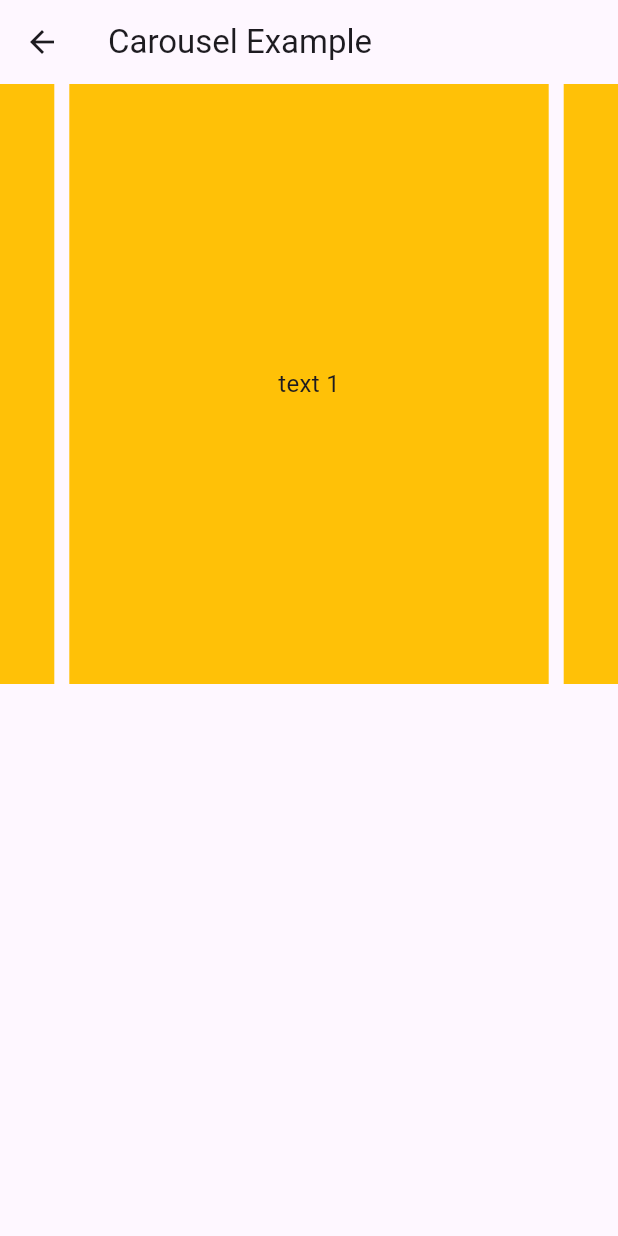
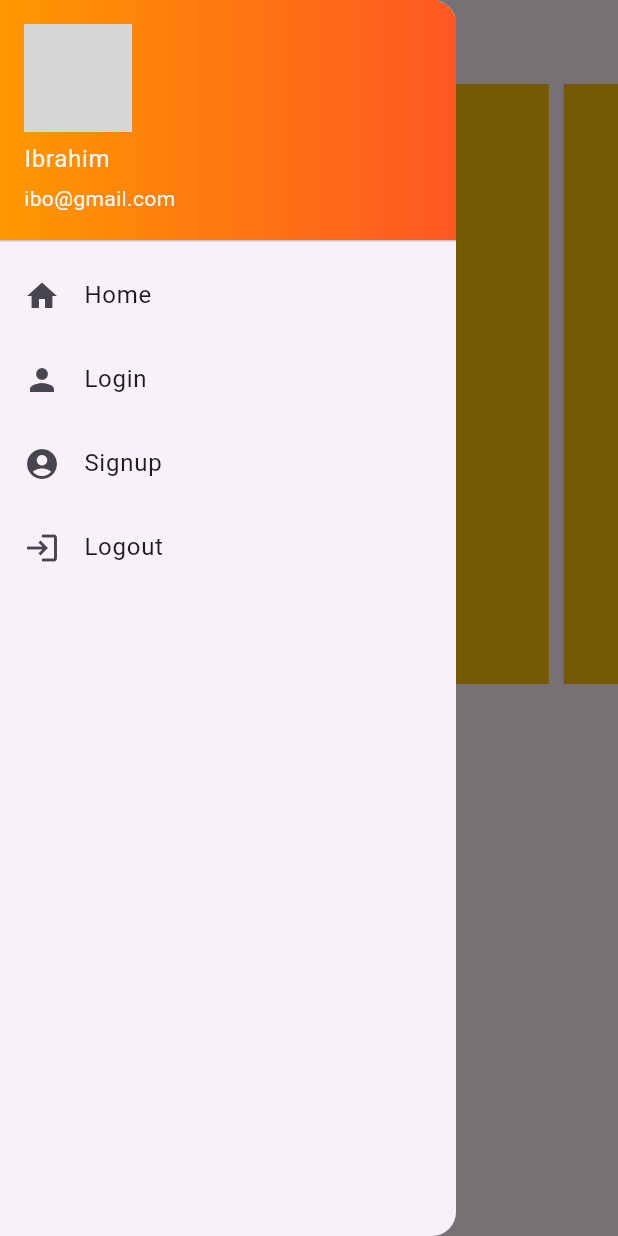
Before and after one commit to 22TalhaFaiz/CityGuide, a Flutter app: the Home screen opened directly, with the side drawer open (before the commit the screen has no drawer), on a phone screen of 412 x 824 dp. Run offline on Flutter 3.47's test engine with Material 3 defaults, Android fonts, the phone set to English and light mode, and no system bars; drawn by our look-alikes of carousel_slider; network calls fail; grey boxes are pictures that could not be loaded.

Commit message:
set the app bar

```diff
--- a/work/lib/Home.dart
+++ b/work/lib/Home.dart
@@ -1,5 +1,7 @@
 import 'package:carousel_slider/carousel_slider.dart';
 import 'package:flutter/material.dart';
+import 'package:work/login.dart';
+import 'package:work/signup.dart';
 
 class Home extends StatefulWidget {
   const Home({super.key});
@@ -12,8 +14,64 @@ class _HomeState extends State<Home> {
   @override
   Widget build(BuildContext context) {
     return Scaffold(
-      appBar:
-          AppBar(title: Text('Carousel Example')), // Add AppBar for better UI
+      appBar: AppBar(
+        title: const Text('Home'),
+      ),
+      drawer: Drawer(
+        child: Column(children: [
+          UserAccountsDrawerHeader(
+            decoration: BoxDecoration(
+                gradient:
+                    LinearGradient(colors: [Colors.orange, Colors.deepOrange])),
+            accountName: Text('Ibrahim'),
+            accountEmail: Text('ibo@gmail.com'),
+            currentAccountPicture: CircleAvatar(
+              backgroundImage: NetworkImage(
+                  'https://www.google.com/url?sa=i&url=https%3A%2F%2Fpngtree.com%2Ffreepng%2Fuser-profile-avatar_13369988.html&psig=AOvVaw1AIfT0EuW5eHQJygOuFA13&ust=1738389005155000&source=images&cd=vfe&opi=89978449&ved=0CBEQjRxqFwoTCJC2uuuhn4sDFQAAAAAdAAAAABAE'),
+            ),
+          ),
+          Expanded(
+            child: ListView(
+              children: [
+                ListTile(
+                  leading: Icon(Icons.home),
+                  title: Text('Home'),
+                  onTap: () {
+                    Navigator.push(context,
+                        MaterialPageRoute(builder: (builder) => Home()));
+                  },
+                ),
+                ListTile(
+                  leading: Icon(Icons.person),
+                  title: Text('Login'),
+                  onTap: () {
+                    Navigator.push(context,
+                        MaterialPageRoute(builder: (builder) => login()));
+                  },
+                ),
+                ListTile(
+                  leading: Icon(Icons.account_circle),
+                  title: Text('Signup'),
+                  onTap: () {
+                    Navigator.push(context,
+                        MaterialPageRoute(builder: (builder) => signup()));
+                  },
+                ),
+                ListTile(
+                  leading: Icon(Icons.login),
+                  title: Text('Logout'),
+                  onTap: () {
+                    Navigator.push(context,
+                        MaterialPageRoute(builder: (builder) => login()));
+                  },
+                ),
+              ],
+            ),
+          )
+        ]),
+      ),
+      // appBar:
+      //     AppBar(title: Text('Carousel Example')), // Add AppBar for better UI
       body: CarouselSlider(
         options: CarouselOptions(height: 400.0),
         items: [1, 2, 3, 4, 5].map((i) {
```
